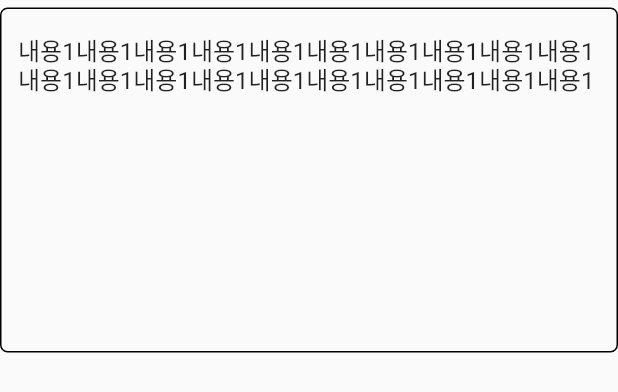
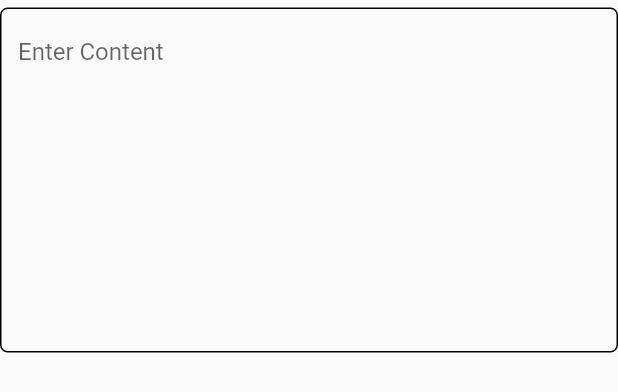
Before and after one commit to MDandersonm/Flutter, a Flutter app: the CustomTextArea widget shown alone on an empty page, opened directly, on a phone screen of 412 x 824 dp. Shown: the top 392 px of the screen. Run offline on Flutter 3.47's test engine with Material 2 defaults, Android fonts, the phone set to English and light mode, and no system bars; our stand-ins replace flutter_svg, font_awesome_flutter, get, validators.

Commit message:
remove: [김영진] 블로그앱 도메인별로 폴더  구조 변경

```diff
--- a/flutter_blog/lib/view/components/custom_text_from_field.dart
+++ b/flutter_blog/lib/components/custom_text_from_field.dart
@@ -3,13 +3,13 @@ import 'package:flutter/material.dart';
 class CustomTextFormField extends StatelessWidget {
   final String hint;
   final funValidator;
-  final String? value;
+  // final String? value;//controller와 value를 동시에 못써서 지움
   final controller;
 
   const CustomTextFormField(
       {required this.hint,
       required this.funValidator,
-      this.value,
+      // this.value,//controller와 value를 동시에 못써서 지움
       this.controller});
 
   @override
@@ -18,7 +18,7 @@ class CustomTextFormField extends StatelessWidget {
       padding: const EdgeInsets.symmetric(vertical: 5),
       child: TextFormField(
         controller: controller,//null도 받을수있는타입이어서 오류가 안남
-        initialValue: value, //업데이트할때 기본값 받아오려고 씀
+        // initialValue: value, //업데이트할때 기본값 받아오려고 씀//controller와 value를 동시에 못써서 지움
         validator: funValidator,
         obscureText: hint == "Password" ? true : false,
         decoration: InputDecoration(
--- a/flutter_blog/lib/view/components/custom_textarea.dart
+++ b/flutter_blog/lib/components/custom_textarea.dart
@@ -1,23 +1,31 @@
 import 'package:flutter/material.dart';
 
 class CustomTextArea extends StatelessWidget {
-
   final String hint;
   final funValidator;
-  final String? value;
 
-  const CustomTextArea({required this.hint, required this.funValidator, this.value});
+  // final String? value;//controller와 value를 동시에 못써서 지움
+  final controller;
+
+  const CustomTextArea({
+    required this.hint,
+    required this.funValidator,
+    // this.value,//controller와 value를 동시에 못써서 지움
+    this.controller,
+  });
 
   @override
   Widget build(BuildContext context) {
     return Padding(
       padding: const EdgeInsets.symmetric(vertical: 5),
       child: TextFormField(
-        initialValue: value ?? "", // value가 null이 아니면 value,  value가 null이면  "" 를 반환
+        // initialValue: value ,//controller와 value를 동시에 못써서 지움
+        controller: controller,
         maxLines: 10,
-        validator:funValidator,
+        validator: funValidator,
         decoration: InputDecoration(
-          hintText: "Enter $hint",//hint라 하지말고 이렇게 하는게 좋다
+          hintText: "Enter $hint",
+          //hint라 하지말고 이렇게 하는게 좋다
           //// null이 되면 오류가나지않고 빈공백이 나온다 그래서 이렇게 넣는게 좋음
           enabledBorder: OutlineInputBorder(
             borderRadius: BorderRadius.circular(5),
--- a/flutter_blog/lib/view/pages/user/join_page.dart
+++ b/flutter_blog/lib/domain/user/pages/join_page.dart
@@ -1,10 +1,10 @@
 import 'package:flutter/material.dart';
+import 'package:flutter_blog/components/custom_elevated_button.dart';
+import 'package:flutter_blog/components/custom_text_from_field.dart';
 
 import 'package:flutter_blog/util/validator_util.dart';
-import 'package:flutter_blog/view/components/custom_elevated_button.dart';
-import 'package:flutter_blog/view/components/custom_text_from_field.dart';
+
 import 'package:get/get.dart';
-import 'package:validators/validators.dart';
 
 import 'login_page.dart';
 
--- a/flutter_blog/lib/domain/user/user_repository.dart
+++ b/flutter_blog/lib/domain/user/user_repository.dart
@@ -1,8 +1,8 @@
-import 'package:flutter_blog/controller/dto/CMRespDto.dart';
-import 'package:flutter_blog/controller/dto/LoginReqDto.dart';
-import 'package:flutter_blog/domain/post/post.dart';
+
 import 'package:flutter_blog/domain/user/user.dart';
 import 'package:flutter_blog/domain/user/user_provider.dart';
+import 'package:flutter_blog/dto/CMRespDto.dart';
+import 'package:flutter_blog/dto/LoginReqDto.dart';
 import 'package:flutter_blog/util/convert_utf8.dart';
 import 'package:flutter_blog/util/jwt.dart';
 import 'package:get/get_connect/http/src/response/response.dart';
--- a/flutter_blog/lib/main.dart
+++ b/flutter_blog/lib/main.dart
@@ -1,8 +1,8 @@
 import 'package:flutter/material.dart';
-import 'package:flutter_blog/view/pages/post/home_page.dart';
-import 'package:flutter_blog/view/pages/user/login_page.dart';
 
 import 'package:get/get_navigation/src/root/get_material_app.dart';
+
+import 'domain/user/pages/login_page.dart';
 
 void main() {
   runApp(MyApp());
```
Also changed, not shown: flutter_blog/lib/domain/post/pages/detail_page.dart (renamed from flutter_blog/lib/view/pages/post/detail_page.dart, +4 -4 lines), flutter_blog/lib/domain/post/pages/home_page.dart (renamed from flutter_blog/lib/view/pages/post/home_page.dart, +6 -5 lines), flutter_blog/lib/domain/post/pages/write_page.dart (renamed from flutter_blog/lib/view/pages/post/write_page.dart, +4 -3 lines), flutter_blog/lib/domain/user/pages/login_page.dart (renamed from flutter_blog/lib/view/pages/user/login_page.dart, +6 -7 lines), flutter_blog/lib/components/custom_elevated_button.dart (renamed from flutter_blog/lib/view/components/custom_elevated_button.dart), flutter_blog/lib/domain/user/pages/user_info.dart (renamed from flutter_blog/lib/view/pages/user/user_info.dart), flutter_blog/lib/domain/user/user_controller.dart (renamed from flutter_blog/lib/controller/user_controller.dart), flutter_blog/lib/dto/CMRespDto.dart (renamed from flutter_blog/lib/controller/dto/CMRespDto.dart), flutter_blog/lib/dto/LoginReqDto.dart (renamed from flutter_blog/lib/controller/dto/LoginReqDto.dart).
